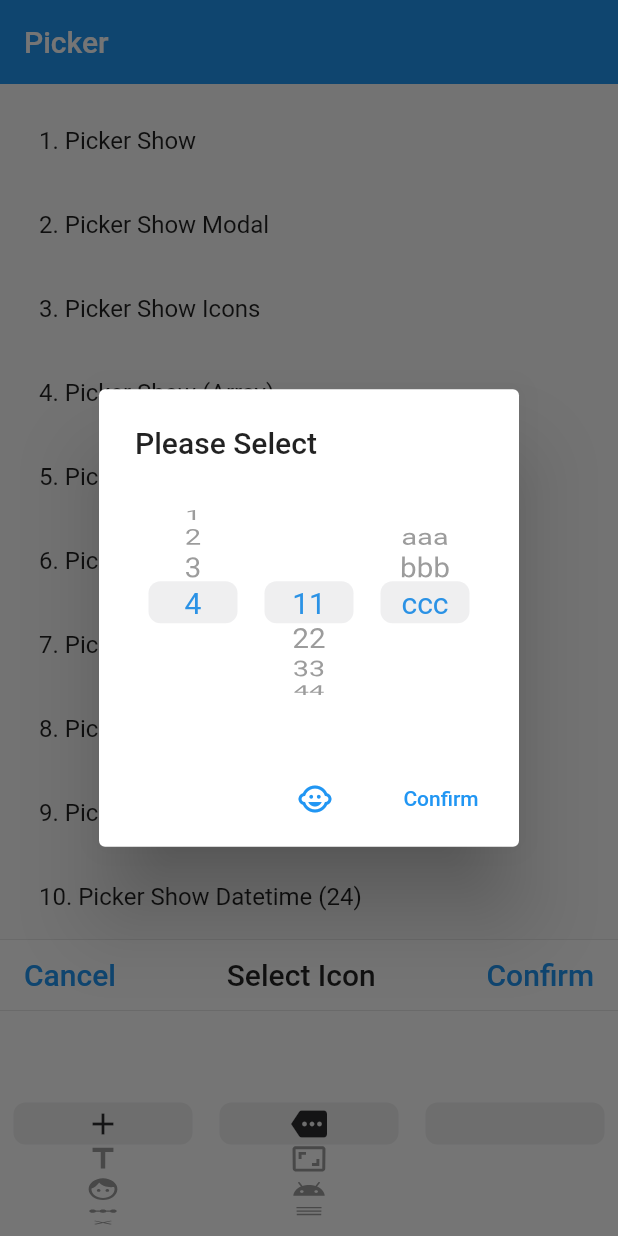
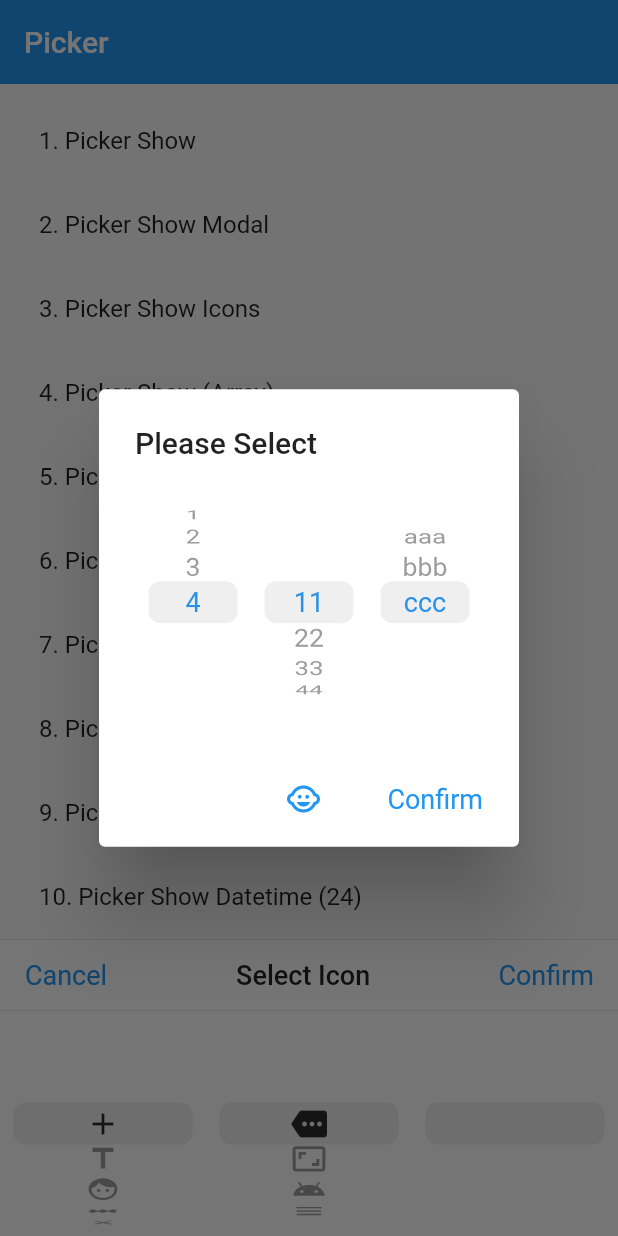
Before and after one commit to yangyxd/flutter_picker, a Flutter app: the screen it shows after launch, after a tap on "1. Picker Show", after a tap on "3. Picker Show Icons", after a tap on "4. Picker Show (Array)", on a phone screen of 412 x 824 dp. Run offline on Flutter 3.47's test engine with Material 2 defaults, Android fonts, the phone set to English and light mode, and no system bars.

Commit message:
修复bug， 增加onBuilderItem回调

```diff
--- a/lib/Picker.dart
+++ b/lib/Picker.dart
@@ -5,7 +5,7 @@ import 'package:flutter/material.dart' as Dialog;
 import 'dart:async';
 import 'PickerLocalizations.dart';
 
-const bool __printDebug = false;
+const bool __printDebug = true;
 
 /// Picker selected callback.
 typedef PickerSelectedCallback = void Function(
@@ -26,9 +26,13 @@ typedef PickerValueFormat<T> = String Function(T value);
 typedef PickerWidgetBuilder = Widget Function(
     BuildContext context, Widget pickerWidget);
 
+/// Picker build item, If 'null' is returned, the default build is used
+typedef PickerItemBuilder = Widget? Function(BuildContext context, String? text,
+    Widget? child, bool selected, int col, int index);
+
 /// Picker
 class Picker {
-  static const double DefaultTextSize = 20.0;
+  static const double DefaultTextSize = 18.0;
 
   /// Index of currently selected items
   late List<int> selecteds;
@@ -82,6 +86,9 @@ class Picker {
 
   /// Generate a custom header， [hideHeader] = true
   final WidgetBuilder? builderHeader;
+
+  /// Generate a custom item widget, If 'null' is returned, the default builder is used
+  final PickerItemBuilder? onBuilderItem;
 
   /// List item loop
   final bool looping;
@@ -138,6 +145,7 @@ class Picker {
       this.diameterRatio = 1.1,
       this.squeeze = 1.45,
       this.selectionOverlay = const CupertinoPickerDefaultSelectionOverlay(),
+      this.onBuilderItem,
       this.onCancel,
       this.onSelect,
       this.onConfirmBefore,
@@ -150,6 +158,7 @@ class Picker {
   int _maxLevel = 1;
 
   /// 生成picker控件
+  ///
   /// Build picker control
   Widget makePicker([ThemeData? themeData, bool isModal = false, Key? key]) {
     _maxLevel = adapter.maxLevel;
@@ -206,58 +215,40 @@ class Picker {
         barrierDismissible: barrierDismissible,
         builder: (BuildContext context) {
           final actions = <Widget>[];
-
-          if (cancel == null) {
-            String? _cancelText =
-                cancelText ?? PickerLocalizations.of(context).cancelText;
-            if (_cancelText != null && _cancelText != "") {
-              actions.add(TextButton(
-                  style: _getButtonStyle(ButtonTheme.of(context)),
-                  onPressed: () {
-                    Navigator.pop<List<int>>(context, null);
-                    if (onCancel != null) {
-                      onCancel!();
-                    }
-                  },
-                  child: cancelTextStyle == null
-                      ? Text(_cancelText)
-                      : DefaultTextStyle(
-                          child: Text(_cancelText), style: cancelTextStyle!)));
+          final theme = Theme.of(context);
+          final _cancel = PickerWidgetState._buildButton(
+              context, cancelText, cancel, cancelTextStyle, true, theme, () {
+            Navigator.pop<List<int>>(context, null);
+            if (onCancel != null) {
+              onCancel!();
             }
-          } else {
-            actions.add(cancel!);
+          });
+          if (_cancel != null) {
+            actions.add(_cancel);
           }
-
-          if (confirm == null) {
-            String? _confirmText =
-                confirmText ?? PickerLocalizations.of(context).confirmText;
-            if (_confirmText != null && _confirmText != "") {
-              actions.add(TextButton(
-                  style: _getButtonStyle(ButtonTheme.of(context)),
-                  onPressed: () async {
-                    if (onConfirmBefore != null &&
-                        !(await onConfirmBefore!(this, selecteds))) {
-                      return; // Cancel;
-                    }
-                    Navigator.pop<List<int>>(context, selecteds);
-                    onConfirm!(this, selecteds);
-                  },
-                  child: confirmTextStyle == null
-                      ? Text(_confirmText)
-                      : DefaultTextStyle(
-                          child: Text(_confirmText),
-                          style: confirmTextStyle!)));
+          final _confirm = PickerWidgetState._buildButton(
+              context, confirmText, confirm, confirmTextStyle, false, theme,
+              () async {
+            if (onConfirmBefore != null &&
+                !(await onConfirmBefore!(this, selecteds))) {
+              return; // Cancel;
             }
-          } else {
-            actions.add(confirm!);
+            Navigator.pop<List<int>>(context, selecteds);
+            if (onConfirm != null) {
+              onConfirm!(this, selecteds);
+            }
+          });
+          if (_confirm != null) {
+            actions.add(_confirm);
           }
           return AlertDialog(
             key: key ?? Key('picker-dialog'),
             title: title,
             backgroundColor: backgroundColor,
             actions: actions,
-            content:
-                builder == null ? makePicker() : builder(context, makePicker()),
+            content: builder == null
+                ? makePicker(theme)
+                : builder(context, makePicker(theme)),
           );
         });
   }
@@ -292,13 +283,21 @@ class Picker {
       _state?.update();
       return;
     }
-    adapter.setColumn(index - 1);
-    if (_state?._keys[index] != null) _state?._keys[index]!(() => null);
-  }
-
-  static ButtonStyle _getButtonStyle(ButtonThemeData? theme) => ButtonStyle(
-      minimumSize: MaterialStateProperty.all(Size(theme?.minWidth ?? 0.0, 42)),
-      padding: MaterialStateProperty.all(theme?.padding));
+    if (_state?._keys[index] != null) {
+      adapter.setColumn(index - 1);
+      _state?._keys[index]!(() => null);
+    }
+  }
+
+  static ButtonStyle _getButtonStyle(ButtonThemeData? theme,
+          [isCancelButton = false]) =>
+      TextButton.styleFrom(
+          minimumSize: Size(theme?.minWidth ?? 0.0, 42),
+          textStyle: TextStyle(
+            fontSize: Picker.DefaultTextSize,
+            color: isCancelButton ? null : theme?.colorScheme?.secondary,
+          ),
+          padding: theme?.padding);
 }
 
 /// 分隔符
@@ -419,6 +418,7 @@ class PickerWidgetState<T> extends State<_PickerWidget> {
         ));
       }
     }
+
     _body.add(_wait
         ? Row(
             mainAxisAlignment: MainAxisAlignment.spaceBetween,
@@ -448,76 +448,70 @@ class PickerWidgetState<T> extends State<_PickerWidget> {
 
   List<Widget>? _headerItems;
 
-  Widget _buildHeaderButton(BuildContext context,
-      {required String text,
-      required VoidCallback onPressed,
-      TextStyle? style}) {
-    return TextButton(
-        style: Picker._getButtonStyle(ButtonTheme.of(context)),
-        onPressed: onPressed,
-        child: Text(text,
-            overflow: TextOverflow.ellipsis,
-            textScaleFactor: MediaQuery.of(context).textScaleFactor,
-            style: style ??
-                theme!.textTheme.button!.copyWith(
-                    color: theme!.colorScheme.secondary,
-                    fontSize: Picker.DefaultTextSize)));
-  }
-
   List<Widget> _buildHeaderViews(BuildContext context) {
-    if (_headerItems != null) return _headerItems!;
+    if (_headerItems != null) {
+      return _headerItems!;
+    }
     if (theme == null) theme = Theme.of(context);
     List<Widget> items = [];
 
-    if (picker.cancel != null) {
-      items.add(DefaultTextStyle(
-          style: picker.cancelTextStyle ??
-              theme!.textTheme.button!.copyWith(
-                  color: theme!.colorScheme.secondary,
-                  fontSize: Picker.DefaultTextSize),
-          child: picker.cancel!));
-    } else {
-      String? _cancelText =
-          picker.cancelText ?? PickerLocalizations.of(context).cancelText;
-      if (_cancelText != null || _cancelText != "") {
-        items.add(_buildHeaderButton(context,
-            text: _cancelText!, style: picker.cancelTextStyle, onPressed: () {
-          picker.doCancel(context);
-        }));
-      }
+    final _cancel = _buildButton(context, picker.cancelText, picker.cancel,
+        picker.cancelTextStyle, true, theme, () => picker.doCancel(context));
+    if (_cancel != null) {
+      items.add(_cancel);
     }
 
     items.add(Expanded(
-        child: Center(
       child: picker.title == null
-          ? picker.title
+          ? SizedBox()
           : DefaultTextStyle(
-              style: theme!.textTheme.headline6!.copyWith(
-                fontSize: Picker.DefaultTextSize,
-              ),
+              style: theme!.textTheme.headline6?.copyWith(
+                    fontSize: Picker.DefaultTextSize,
+                  ) ??
+                  TextStyle(fontSize: Picker.DefaultTextSize),
+              textAlign: TextAlign.center,
+              overflow: TextOverflow.ellipsis,
               child: picker.title!),
-    )));
-
-    if (picker.confirm != null) {
-      items.add(DefaultTextStyle(
-          style: picker.confirmTextStyle ??
-              theme!.textTheme.button!.copyWith(
-                  color: theme!.colorScheme.secondary,
-                  fontSize: Picker.DefaultTextSize),
-          child: picker.confirm!));
-    } else {
-      String? _confirmText =
-          picker.confirmText ?? PickerLocalizations.of(context).confirmText;
-      if (_confirmText != null || _confirmText != "") {
-        items.add(_buildHeaderButton(context,
-            text: _confirmText!, style: picker.confirmTextStyle, onPressed: () {
-          picker.doConfirm(context);
-        }));
-      }
+    ));
+
+    final _confirm = _buildButton(context, picker.confirmText, picker.confirm,
+        picker.confirmTextStyle, false, theme, () => picker.doConfirm(context));
+    if (_confirm != null) {
+      items.add(_confirm);
     }
 
     _headerItems = items;
     return items;
+  }
+
+  static Widget? _buildButton(
+      BuildContext context,
+      String? text,
+      Widget? widget,
+      TextStyle? textStyle,
+      bool isCancel,
+      ThemeData? theme,
+      VoidCallback? onPressed) {
+    if (widget == null) {
+      String? _txt = text ??
+          (isCancel
+              ? PickerLocalizations.of(context).cancelText
+              : PickerLocalizations.of(context).confirmText);
+      if (_txt == null || _txt.isEmpty) {
+        return null;
+      }
+      return TextButton(
+          style: Picker._getButtonStyle(ButtonTheme.of(context), isCancel),
+          onPressed: onPressed,
+          child: Text(_txt,
+              overflow: TextOverflow.ellipsis,
+              textScaleFactor: MediaQuery.of(context).textScaleFactor,
+              style: textStyle));
+    } else {
+      return textStyle == null
+          ? widget
+          : DefaultTextStyle(style: textStyle, child: widget);
+    }
   }
 
   bool _changing = false;
@@ -527,9 +521,9 @@ class PickerWidgetState<T> extends State<_PickerWidget> {
   List<Widget> _buildViews() {
     if (__printDebug) print("_buildViews");
     if (theme == null) theme = Theme.of(context);
+    for (int j = 0; j < _keys.length; j++) _keys[j] = null;
 
     List<Widget> items = [];
-
     PickerAdapter? adapter = picker.adapter;
     adapter.setColumn(-1);
 
@@ -553,61 +547,15 @@ class PickerWidgetState<T> extends State<_PickerWidget> {
                     builder: (context, state) {
                       _keys[i] = state;
                       adapter.setColumn(i - 1);
+                      if (__printDebug) print("builder. col: $i");
 
                       // 上一次是空列表
                       final _lastIsEmpty = scrollController[i].hasClients &&
                           !scrollController[i].position.hasContentDimensions;
 
                       final _length = adapter.length;
-                      var _view = CupertinoPicker.builder(
-                        key: _lastIsEmpty ? ValueKey(_length) : null,
-                        backgroundColor: picker.backgroundColor,
-                        scrollController: scrollController[i],
-                        itemExtent: picker.itemExtent,
-                        // looping: picker.looping,
-                        magnification: picker.magnification,
-                        diameterRatio: picker.diameterRatio,
-                        squeeze: picker.squeeze,
-                        selectionOverlay: picker.selectionOverlay,
-                        onSelectedItemChanged: (int _index) {
-                          if (__printDebug) print("onSelectedItemChanged");
-                          if (_length <= 0) return;
-                          var index = _index % _length;
-                          picker.selecteds[i] = index;
-                          updateScrollController(i);
-                          adapter.doSelect(i, index);
-                          if (picker.changeToFirst) {
-                            for (int j = i + 1;
-                                j < picker.selecteds.length;
-                                j++) {
-                              picker.selecteds[j] = 0;
-                              scrollController[j].jumpTo(0.0);
-                            }
-                          }
-                          if (picker.onSelect != null)
-                            picker.onSelect!(picker, i, picker.selecteds);
-
-                          if (adapter.needUpdatePrev(i))
-                            setState(() {});
-                          else {
-                            if (_keys[i] != null) _keys[i]!(() => null);
-                            if (adapter.isLinkage) {
-                              for (int j = i + 1;
-                                  j < picker.selecteds.length;
-                                  j++) {
-                                if (j == i) continue;
-                                adapter.setColumn(j - 1);
-                                if (_keys[j] != null) _keys[j]!(() => null);
-                              }
-                            }
-                          }
-                        },
-                        itemBuilder: (context, index) {
-                          adapter.setColumn(i - 1);
-                          return adapter.buildItem(context, index % _length);
-                        },
-                        childCount: picker.looping ? null : _length,
-                      );
+                      final _view = _buildCupertinoPicker(context, i, _length,
+                          adapter, _lastIsEmpty ? ValueKey(_length) : null);
 
                       if (_lastIsEmpty ||
                           (!picker.changeToFirst &&
@@ -624,7 +572,9 @@ class PickerWidgetState<T> extends State<_PickerWidget> {
                           } else {
                             scrollController[i] = FixedExtentScrollController(
                                 initialItem: _index);
-                            state(() => null);
+                            if (_keys[i] != null) {
+                              _keys[i]!(() => null);
+                            }
                           }
                         });
                       }
@@ -642,7 +592,7 @@ class PickerWidgetState<T> extends State<_PickerWidget> {
       for (int i = 0; i < picker.delimiter!.length; i++) {
         var o = picker.delimiter![i];
         if (o.child == null) continue;
-        var item = Container(child: o.child, height: picker.height);
+        var item = SizedBox(child: o.child, height: picker.height);
         if (o.column < 0)
           items.insert(0, item);
         else if (o.column >= items.length)
@@ -657,14 +607,71 @@ class PickerWidgetState<T> extends State<_PickerWidget> {
     return items;
   }
 
-  void updateScrollController(int i) {
-    if (_changing || !(picker.adapter.isLinkage)) return;
+  Widget _buildCupertinoPicker(BuildContext context,
+      int i, int _length, PickerAdapter adapter, Key? key) {
+    int ref = 0;
+    return CupertinoPicker.builder(
+      key: key,
+      backgroundColor: picker.backgroundColor,
+      scrollController: scrollController[i],
+      itemExtent: picker.itemExtent,
+      // looping: picker.looping,
+      magnification: picker.magnification,
+      diameterRatio: picker.diameterRatio,
+      squeeze: picker.squeeze,
+      selectionOverlay: picker.selectionOverlay,
+      childCount: picker.looping ? null : _length,
+      itemBuilder: (context, index) {
+        adapter.setColumn(i - 1);
+        return adapter.buildItem(context, index % _length);
+      },
+      onSelectedItemChanged: (int _index) {
+        if (_length <= 0) return;
+        var index = _index % _length;
+        if (__printDebug) print("onSelectedItemChanged. col: $i, row: $index");
+        picker.selecteds[i] = index;
+        updateScrollController(i);
+        adapter.doSelect(i, index);
+        if (picker.changeToFirst) {
+          for (int j = i + 1; j < picker.selecteds.length; j++) {
+            picker.selecteds[j] = 0;
+            scrollController[j].jumpTo(0.0);
+          }
+        }
+        if (picker.onSelect != null)
+          picker.onSelect!(picker, i, picker.selecteds);
+
+        if (adapter.needUpdatePrev(i)) {
+          for (int j = 0; j < picker.selecteds.length; j++) {
+            if (j != i && _keys[j] != null) {
+              adapter.setColumn(j - 1);
+              _keys[j]!(() => null);
+            }
+          }
+          // setState(() {});
+        } else {
+          if (_keys[i] != null) _keys[i]!(() => null);
+          if (adapter.isLinkage) {
+            for (int j = i + 1; j < picker.selecteds.length; j++) {
+              if (j == i) continue;
+              adapter.setColumn(j - 1);
+              _keys[j]?.call(() => null);
+            }
+          }
+        }
+      },
+    );
+  }
+
+  void updateScrollController(int col) {
+    if (_changing || picker.adapter.isLinkage == false) return;
     _changing = true;
     for (int j = 0; j < picker.selecteds.length; j++) {
-      if (j != i) {
+      if (j != col) {
         if (scrollController[j].hasClients &&
-            scrollController[j].position.hasContentDimensions)
+            scrollController[j].position.hasContentDimensions) {
           scrollController[j].position.notifyListeners();
+        }
       }
     }
     _changing = false;
@@ -673,7 +680,6 @@ class PickerWidgetState<T> extends State<_PickerWidget> {
   @override
   void debugFillProperties(properties) {
     super.debugFillProperties(properties);
-    properties.add(DiagnosticsProperty<bool>('_changing', _changing));
     properties.add(DiagnosticsProperty<bool>('_changing', _changing));
   }
 }
@@ -924,6 +930,11 @@ class PickerDataAdapter<T> extends PickerAdapter<T> {
   Widget buildItem(BuildContext context, int index) {
     final PickerItem item = _datas![index];
     final isSel = index == picker!.selecteds[_col];
+    if (picker!.onBuilderItem != null) {
+      final _v = picker!.onBuilderItem!(
+          context, item.value.toString(), item.text, isSel, _col, index);
+      if (_v != null) return _v;
+    }
     if (item.text != null) {
       return isSel && picker!.selectedTextStyle != null
           ? DefaultTextStyle(
@@ -1085,12 +1096,16 @@ class NumberPickerAdapter extends PickerAdapter<int> {
 
   @override
   Widget buildItem(BuildContext context, int index) {
+    final txt = cur!.getValueText(index);
+    final isSel = index == picker!.selecteds[_col];
+    if (picker!.onBuilderItem != null) {
+      final _v = picker!.onBuilderItem!(context, txt, null, isSel, _col, index);
+      if (_v != null) return _v;
+    }
     if (cur!.postfix == null && cur!.suffix == null)
-      return makeText(
-          null, cur!.getValueText(index), index == picker!.selecteds[_col]);
+      return makeText(null, txt, isSel);
     else
-      return makeTextEx(null, cur!.getValueText(index), cur!.postfix,
-          cur!.suffix, index == picker!.selecteds[_col]);
+      return makeTextEx(null, txt, cur!.postfix, cur!.suffix, isSel);
   }
 
   @override
@@ -1131,7 +1146,7 @@ class PickerDateTimeType {
 }
 
 class DateTimePickerAdapter extends PickerAdapter<DateTime> {
-  /// display type, ref: columnType
+  /// display type, ref: [columnType]
   final int type;
 
   /// Whether to display the month in numerical form.If true, months is not used.
@@ -1251,10 +1266,12 @@ class DateTimePickerAdapter extends PickerAdapter<DateTime> {
     }
     if (value == null) {
       value = DateTime.now();
-      _verificationMinMaxValue();
-    }
-  }
-
+    }
+    _existSec = existSec();
+    _verificationMinMaxValue();
+  }
+
+  bool _existSec = false;
   int _col = 0;
   int _colAP = -1;
   int _colHour = -1;
@@ -1321,6 +1338,13 @@ class DateTimePickerAdapter extends PickerAdapter<DateTime> {
     List<int> items = columnType[type];
     if (index >= items.length) return -1;
     return items[index];
+  }
+
+  // 判断是否存在秒
+  bool existSec() {
+    final _columns =
+        customColumnType == null ? columnType[type] : customColumnType!;
+    return _columns.indexOf(5) >= 0;
   }
 
   @override
@@ -1478,7 +1502,12 @@ class DateTimePickerAdapter extends PickerAdapter<DateTime> {
         break;
     }
 
-    return makeText(null, _text, picker!.selecteds[_col] == index);
+    final isSel = picker!.selecteds[_col] == index;
+    if (picker!.onBuilderItem != null) {
+      var _v = picker!.onBuilderItem!(context, _text, null, isSel, _col, index);
+      if (_v != null) return _v;
+    }
+    return makeText(null, _text, isSel);
   }
 
   @override
@@ -1564,8 +1593,7 @@ class DateTimePickerAdapter extends PickerAdapter<DateTime> {
     day = value!.day;
     h = value!.hour;
     m = value!.minute;
-    s = value!.second;
-    if (type != 2 && type != 6) s = 0;
+    s = _existSec ? value!.second : 0;
 
     int colType = getColumnType(column);
     switch (colType) {
@@ -1636,13 +1664,21 @@ class DateTimePickerAdapter extends PickerAdapter<DateTime> {
   }
 
   bool _verificationMinMaxValue() {
-    if (minValue != null &&
-        (value!.millisecondsSinceEpoch < minValue!.millisecondsSinceEpoch)) {
-      value = minValue;
+    DateTime? _minV = minValue;
+    DateTime? _maxV = maxValue;
+    if (_minV == null && yearBegin != null) {
+      _minV = DateTime(yearBegin!, 1, 1, minHour ?? 0);
+    }
+    if (_maxV == null && yearEnd != null) {
+      _maxV = DateTime(yearEnd!, 12, 31, maxHour ?? 23, 59, 59);
+    }
+    if (_minV != null &&
+        (value!.millisecondsSinceEpoch < _minV.millisecondsSinceEpoch)) {
+      value = _minV;
       return true;
-    } else if (maxValue != null &&
-        value!.millisecondsSinceEpoch > maxValue!.millisecondsSinceEpoch) {
-      value = maxValue;
+    } else if (_maxV != null &&
+        value!.millisecondsSinceEpoch > _maxV.millisecondsSinceEpoch) {
+      value = _maxV;
       return true;
     }
     return false;
```
Also changed, not shown: example/lib/main.dart (+33 -3 lines), lib/PickerLocalizations.dart (+37 -0 lines), 16 other files.
